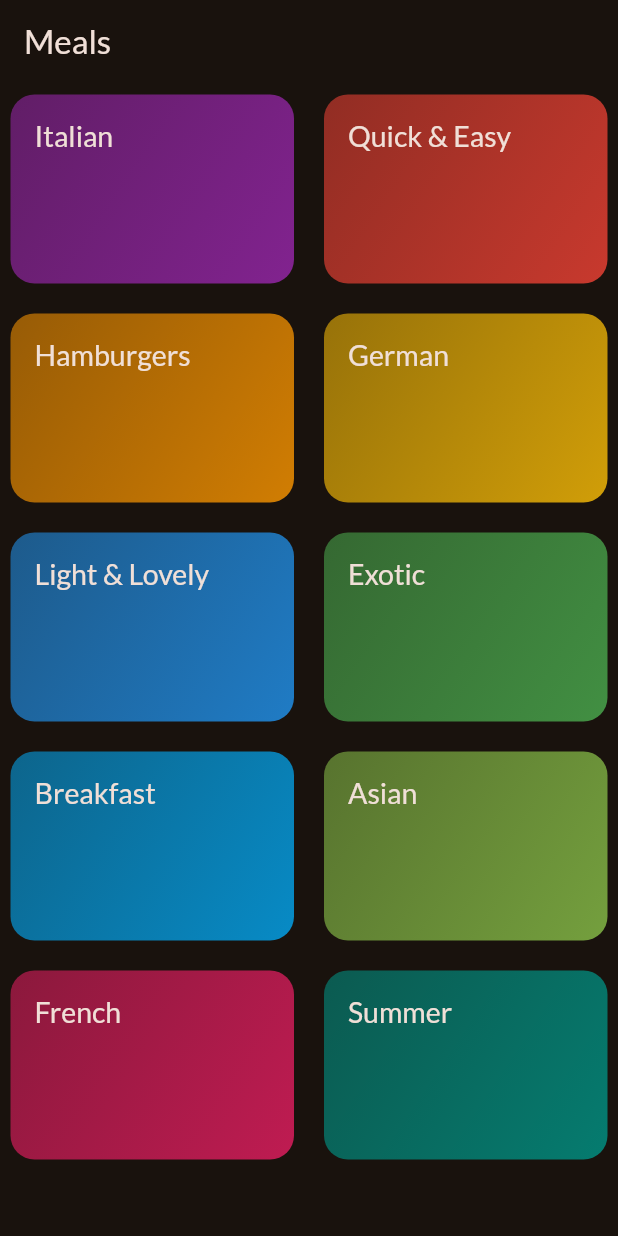
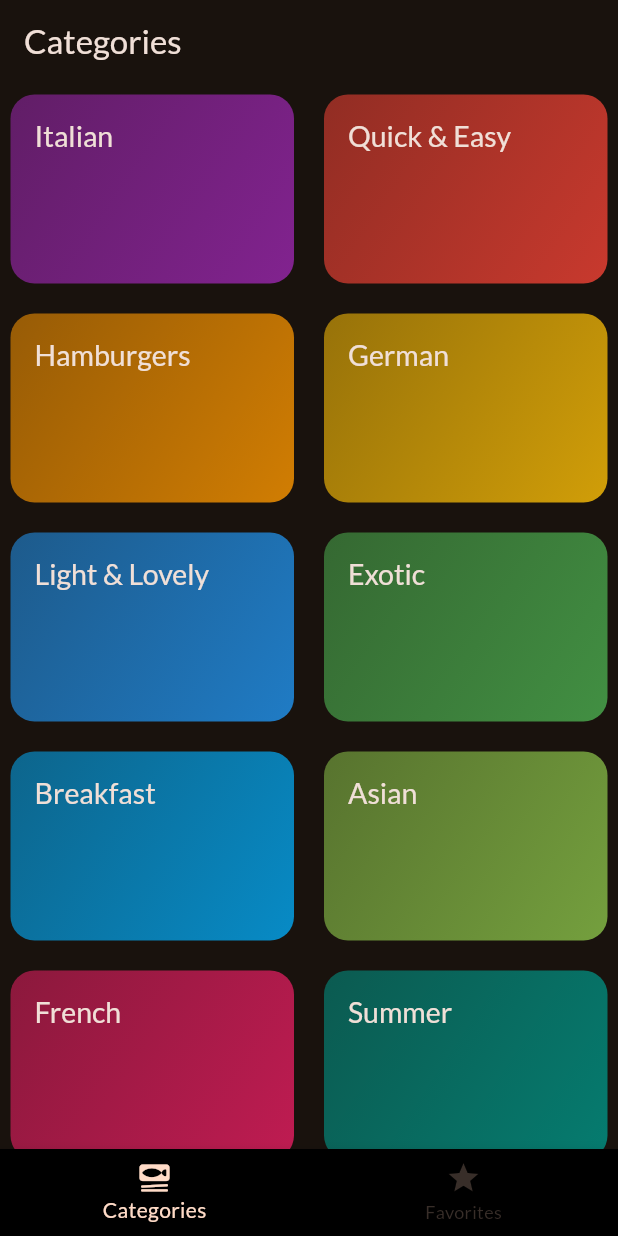
Before and after one commit to Nevelin-W/meals_app, a Flutter app: the screen it shows after launch, on a phone screen of 412 x 824 dp. Run offline on Flutter 3.47's test engine with Material 3 defaults, Android fonts, the phone set to English and light mode, and no system bars; our stand-ins replace google_fonts, transparent_image.

Commit message:
tabs added favorite meals in progress

```diff
--- a/lib/main.dart
+++ b/lib/main.dart
@@ -1,6 +1,7 @@
 import 'package:flutter/material.dart';
 import 'package:google_fonts/google_fonts.dart';
-import 'package:meals_app/screens/categories.dart';
+
+import 'package:meals_app/screens/tabs.dart';
 
 final theme = ThemeData(
   colorScheme: ColorScheme.fromSeed(
@@ -24,7 +25,7 @@ class App extends StatelessWidget {
   Widget build(BuildContext context) {
     return MaterialApp(
       theme: theme,
-      home: const CategoriesScreen(),
+      home: const TabsScreen(),
     );
   }
 }
--- a/lib/screens/categories.dart
+++ b/lib/screens/categories.dart
@@ -3,9 +3,12 @@ import 'package:meals_app/data/dummy_data.dart';
 import 'package:meals_app/screens/meals.dart';
 import 'package:meals_app/widgets/category_grid_item.dart';
 import 'package:meals_app/models/category.dart';
+import 'package:meals_app/models/meal.dart';
 
 class CategoriesScreen extends StatelessWidget {
-  const CategoriesScreen({super.key});
+  const CategoriesScreen({super.key, required this.onToggleFavorite});
+
+  final void Function(Meal meal) onToggleFavorite;
 
   void _selectCategory(context, Category category) {
     final filteredMeals = dummyMeals
@@ -16,19 +19,18 @@ class CategoriesScreen extends StatelessWidget {
     Navigator.push(
       context,
       MaterialPageRoute(
-        builder: (ctx) =>
-            MealsScreen(title: category.title, meals: filteredMeals),
+        builder: (ctx) => MealsScreen(
+          title: category.title,
+          meals: filteredMeals,
+          onToggleFavorite: (meal) => onToggleFavorite(meal),
+        ),
       ),
     );
   }
 
   @override
   Widget build(BuildContext context) {
-    return Scaffold(
-      appBar: AppBar(
-        title: const Text('Meals'),
-      ),
-      body: GridView(
+    return GridView(
       padding: const EdgeInsets.all(7),
       gridDelegate: const SliverGridDelegateWithFixedCrossAxisCount(
         crossAxisCount: 2,
@@ -46,7 +48,6 @@ class CategoriesScreen extends StatelessWidget {
             },
           ),
       ],
-      ),
     );
   }
 }
--- a/lib/screens/tabs.dart
+++ b/lib/screens/tabs.dart
@@ -1,4 +1,7 @@
 import 'package:flutter/material.dart';
+import 'package:meals_app/screens/categories.dart';
+import 'package:meals_app/screens/meals.dart';
+import 'package:meals_app/models/meal.dart';
 
 class TabsScreen extends StatefulWidget {
   const TabsScreen({super.key});
@@ -8,8 +11,60 @@ class TabsScreen extends StatefulWidget {
 }
 
 class _TabsScreenState extends State<TabsScreen> {
+  int _selectedPageIndex = 0;
+  final List<Meal> _favoriteMeals = [];
+
+  void _toggleFavoriteMeal(Meal meal) {
+    setState(() {
+      _favoriteMeals.contains(meal)
+          ? _favoriteMeals.remove(meal)
+          : _favoriteMeals.add(meal);
+    });
+  }
+
+  void _selectPage(int index) {
+    setState(() {
+      _selectedPageIndex = index;
+    });
+  }
+
   @override
   Widget build(BuildContext context) {
-    return const Scaffold();
+    Widget activePage = CategoriesScreen(
+      onToggleFavorite: (meal) => _toggleFavoriteMeal(meal),
+    );
+    var activePageTitle = 'Categories';
+
+    if (_selectedPageIndex == 1) {
+      activePage = MealsScreen(
+        meals: [],
+        onToggleFavorite: _toggleFavoriteMeal,
+      );
+      activePageTitle = 'Favorites';
+    }
+
+    return Scaffold(
+      appBar: AppBar(
+        title: Text(activePageTitle),
+      ),
+      body: activePage,
+      bottomNavigationBar: BottomNavigationBar(
+        onTap: _selectPage,
+        currentIndex: _selectedPageIndex,
+        backgroundColor: Theme.of(context).colorScheme.scrim,
+        unselectedItemColor: Theme.of(context).colorScheme.onInverseSurface,
+        selectedItemColor: Theme.of(context).colorScheme.onPrimaryContainer,
+        items: const [
+          BottomNavigationBarItem(
+            icon: Icon(Icons.set_meal_rounded),
+            label: 'Categories',
+          ),
+          BottomNavigationBarItem(
+            icon: Icon(Icons.star),
+            label: 'Favorites',
+          )
+        ],
+      ),
+    );
   }
 }
```
Also changed, not shown: lib/screens/meal_details.dart (+14 -1 lines), lib/screens/meals.dart (+20 -5 lines), lib/widgets/meal_item.dart (+7 -2 lines). Lines whose indentation alone changed are shown as unchanged.
